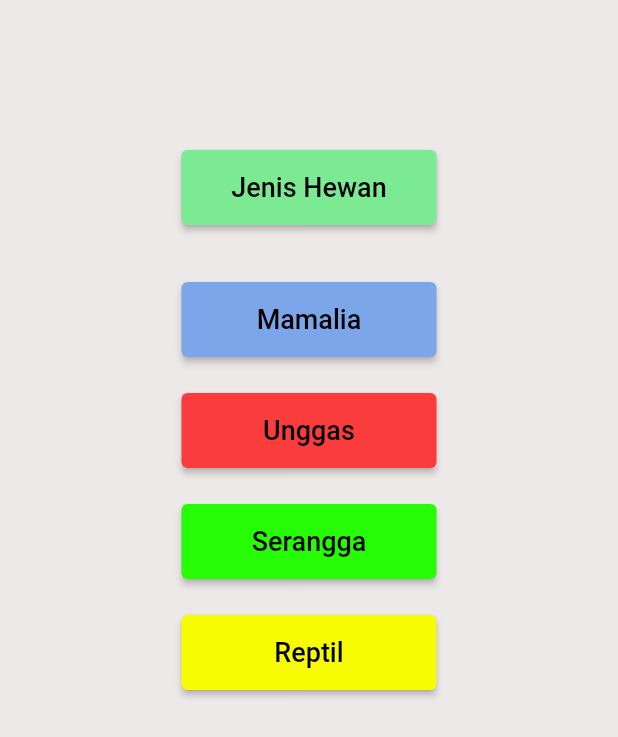
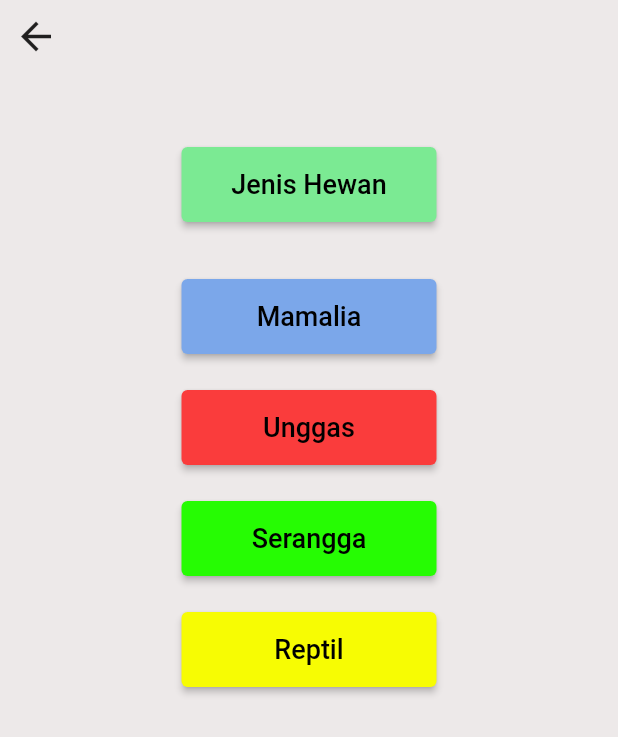
Before and after one commit to padukadafa/kuis_hewan, a Flutter app: the AnimalTypesView screen opened by its route, on a phone screen of 412 x 824 dp. Shown: the top 737 px of the screen. Run offline on Flutter 3.47's test engine with Material 2 defaults, Android fonts, the phone set to English and light mode, and no system bars; our stand-ins replace get, just_audio.

Commit message:
adding back button and speaker sfx

```diff
--- a/lib/app/modules/animalTypes/views/animal_types_view.dart
+++ b/lib/app/modules/animalTypes/views/animal_types_view.dart
@@ -19,8 +19,20 @@ class AnimalTypesView extends GetView<AnimalTypesController> {
                 child: Column(
                   crossAxisAlignment: CrossAxisAlignment.center,
                   children: [
+                    Container(
+                      alignment: Alignment.centerLeft,
+                      child: IconButton(
+                        onPressed: () {
+                          Navigator.pop(context);
+                        },
+                        icon: const Icon(
+                          Icons.arrow_back,
+                          size: 30,
+                        ),
+                      ),
+                    ),
                     const SizedBox(
-                      height: 100,
+                      height: 50,
                     ),
                     Container(
                       height: 50,
```
Also changed, not shown: lib/app/modules/animalDetail/views/animal_detail_view.dart (+7 -5 lines), lib/app/modules/animalList/views/animal_list_view.dart (+12 -0 lines), lib/app/modules/quiz/views/quiz_view.dart (+8 -2 lines), 1 other file.
